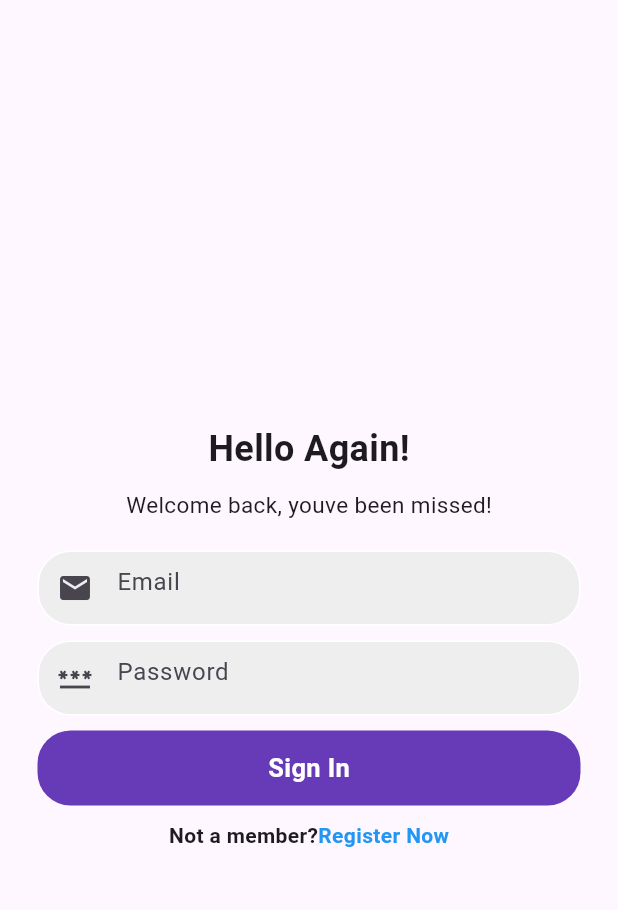
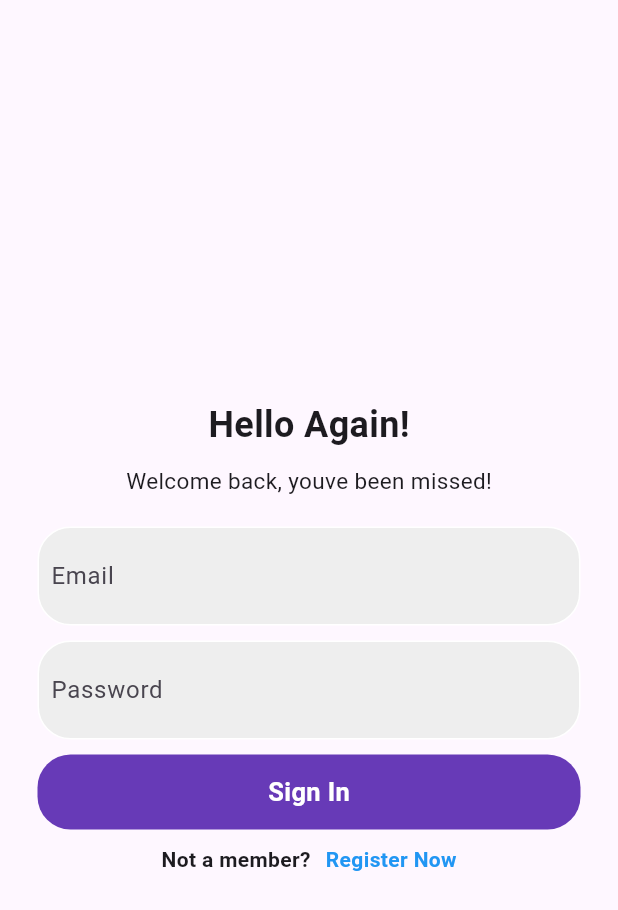
Before and after one commit to raj-26/Login-Page, a Flutter app: the screen it shows after launch, on a phone screen of 412 x 824 dp. Shown: the top 910 px of the screen. Run offline on Flutter 3.47's test engine with Material 3 defaults, Android fonts, the phone set to English and light mode, and no system bars; our stand-ins replace firebase_auth, firebase_core; accounts and stored records are empty; generated files the repository leaves out were written again.

Commit message:
login page

```diff
--- a/lib/Login_page.dart
+++ /dev/null
@@ -1,105 +0,0 @@
-import 'package:flutter/material.dart';
-
-class LoginPage extends StatefulWidget {
-  const LoginPage({super.key});
-
-  @override
-  State<LoginPage> createState() => _LoginPageState();
-}
-
-class _LoginPageState extends State<LoginPage> {
-  @override
-  Widget build(BuildContext context) {
-    return SafeArea(
-      child: Scaffold(
-        body: Center(
-          child: Column(
-            mainAxisAlignment: MainAxisAlignment.center,
-            children: [
-              SizedBox(height: 25),
-              Text('Hello Again!',
-              style: TextStyle(fontSize: 24,fontWeight: FontWeight.bold),
-              ),
-              SizedBox(height: 10),
-              Text('Welcome back, you''ve been missed!',
-              style: TextStyle(fontSize: 15),
-              ),
-              SizedBox(height: 20),
-              Padding(
-                padding: const EdgeInsets.symmetric(horizontal: 25.0),
-                child: Container(
-                  decoration: BoxDecoration(
-                    borderRadius: BorderRadius.circular(22),
-                    color: Colors.grey[200],
-                    border: Border.all(color: Colors.white),
-                  ),
-                  child: TextField(
-                    decoration: InputDecoration(
-                      border: InputBorder.none,
-                      hintText: 'Email',
-                      prefixIcon: Icon(Icons.email),
-                    ),
-                  ),
-                ),
-              ),
-              SizedBox(height: 10),
-              Padding(
-                padding: const EdgeInsets.symmetric(horizontal: 25.0),
-                child: Container(
-                  decoration: BoxDecoration(
-                    borderRadius: BorderRadius.circular(22),
-                    color: Colors.grey[200],
-                    border: Border.all(color: Colors.white),
-                  ),
-                  child: TextField(
-                    obscureText: true,
-                    decoration: InputDecoration(
-                      border: InputBorder.none,
-                      hintText: 'Password',
-                      prefixIcon: Icon(Icons.password),
-                    ),
-                  ),
-                ),
-              ),
-              SizedBox(height: 10),
-              Padding(
-                padding: const EdgeInsets.symmetric(horizontal: 25.0),
-                child: Container(
-                  height: 50,
-                  decoration: BoxDecoration(
-                    borderRadius: BorderRadius.circular(22),
-                    color: Colors.deepPurple,
-                    // border: Border.all(color: Colors.white),
-                  ),
-                  child: Center(
-                    child: Text(
-                      'Sign In',
-                      style: TextStyle(
-                        fontSize: 17, color: Colors.white,fontWeight: FontWeight.bold
-                      ),
-                    ),
-                  ),
-                ),
-              ),
-              SizedBox(height: 10),
-              Row(
-                mainAxisAlignment: MainAxisAlignment.center,
-                children: [
-                  Text('Not a member?',
-                  style: TextStyle(fontWeight: FontWeight.bold),
-                  ),
-                  Text('Register Now',
-                  style: TextStyle(color: Colors.blue,fontWeight: FontWeight.bold),
-                  ),
-                ],
-              )
-
-
-            ],
-          ),
-        ),
-
-      ),
-    );
-  }
-}
--- /dev/null
+++ b/lib/auth/auth_page.dart
@@ -0,0 +1,32 @@
+import 'package:flutter/material.dart';
+import 'package:loginpage_dart/Signup.dart';
+import 'package:loginpage_dart/pages/Login_page.dart';
+
+class AuthPage extends StatefulWidget {
+  const AuthPage({super.key});
+
+  @override
+  State<AuthPage> createState() => _AuthPageState();
+}
+
+class _AuthPageState extends State<AuthPage> {
+
+  // initally, show the login page
+  bool showLoginPage = true;
+
+  void toggleScreen(){
+    setState(() {
+      showLoginPage = !showLoginPage;
+    });
+  }
+
+  @override
+  Widget build(BuildContext context) {
+    if (showLoginPage) {
+      return LoginPage(showSignUpPage: toggleScreen);
+    }
+    else {
+      return SignUpPage(showLoginPage: toggleScreen);
+    }
+  }
+}
--- /dev/null
+++ b/lib/auth/mainpage.dart
@@ -0,0 +1,26 @@
+import 'package:firebase_auth/firebase_auth.dart';
+import 'package:flutter/material.dart';
+import 'package:loginpage_dart/pages/Login_page.dart';
+import '../pages/Homepage.dart';
+import 'auth_page.dart';
+
+class MainPage extends StatelessWidget {
+  const MainPage({super.key});
+
+  @override
+  Widget build(BuildContext context) {
+    return Scaffold(
+      body: StreamBuilder<User?>(
+        stream: FirebaseAuth.instance.authStateChanges(),
+        builder: (context, snapshot) {
+          if (snapshot.hasData) {
+            return HomePage();
+          }
+          else {
+            return AuthPage();
+          }
+        },
+      ),
+    );
+  }
+}
--- a/lib/main.dart
+++ b/lib/main.dart
@@ -1,9 +1,17 @@
 import 'package:flutter/material.dart';
-import 'Login_page.dart';
+import 'package:loginpage_dart/auth/mainpage.dart';
+import 'pages/Login_page.dart';
+import 'package:firebase_core/firebase_core.dart';
+import 'firebase_options.dart';
 
-void main(){
+Future<void> main() async {
+  WidgetsFlutterBinding.ensureInitialized();
+  await Firebase.initializeApp(
+    options: DefaultFirebaseOptions.currentPlatform,
+  );
   runApp(MyApp());
 }
+
 
 class MyApp extends StatelessWidget {
   const MyApp({super.key});
@@ -12,7 +20,7 @@ class MyApp extends StatelessWidget {
   Widget build(BuildContext context) {
     return MaterialApp(
       debugShowCheckedModeBanner: false,
-      home: LoginPage(),
+      home: MainPage(),
     );
   }
 }
--- /dev/null
+++ b/lib/pages/Login_page.dart
@@ -0,0 +1,147 @@
+import 'package:flutter/material.dart';
+import 'package:firebase_auth/firebase_auth.dart';
+import 'package:loginpage_dart/Signup.dart';
+
+class LoginPage extends StatefulWidget {
+  final VoidCallback showSignUpPage;
+  const LoginPage({super.key, required this.showSignUpPage});
+
+  @override
+  State<LoginPage> createState() => _LoginPageState();
+}
+
+class _LoginPageState extends State<LoginPage> {
+
+  // test controllers
+  final _emailController = TextEditingController();
+  final _passwordController = TextEditingController();
+
+  Future signIn() async {
+    await FirebaseAuth.instance.signInWithEmailAndPassword(
+  email: _emailController.text.trim(),
+  password: _passwordController.text.trim(),
+  );
+}
+
+// dispose items when not in use
+@override
+  void dispose() {
+    _emailController.dispose();
+    _passwordController.dispose();
+    super.dispose();
+  }
+
+  @override
+  Widget build(BuildContext context) {
+    return SafeArea(
+      child: Scaffold(
+        body: Center(
+          child: Column(
+            mainAxisAlignment: MainAxisAlignment.center,
+            children: [
+              SizedBox(height: 25),
+              Text('Hello Again!',
+              style: TextStyle(fontSize: 24,fontWeight: FontWeight.bold),
+              ),
+              SizedBox(height: 10),
+              Text('Welcome back, you''ve been missed!',
+              style: TextStyle(fontSize: 15),
+              ),
+              SizedBox(height: 20),
+              Padding(
+                padding: const EdgeInsets.symmetric(horizontal: 25.0),
+                child: Container(
+                  decoration: BoxDecoration(
+                    borderRadius: BorderRadius.circular(22),
+                    color: Colors.grey[200],
+                    border: Border.all(color: Colors.white),
+                  ),
+                  child: Padding(
+                    padding: const EdgeInsets.all(8.0),
+                    child: TextField(
+                      controller: _emailController,
+                      decoration: InputDecoration(
+                        border: InputBorder.none,
+                        hintText: 'Email',
+                        // prefixIcon: Icon(Icons.email),
+                      ),
+                    ),
+                  ),
+                ),
+              ),
+              SizedBox(height: 10),
+              Padding(
+                padding: const EdgeInsets.symmetric(horizontal: 25.0),
+                child: Container(
+                  decoration: BoxDecoration(
+                    borderRadius: BorderRadius.circular(22),
+                    color: Colors.grey[200],
+                    border: Border.all(color: Colors.white),
+                  ),
+                  child: Padding(
+                    padding: const EdgeInsets.all(8.0),
+                    child: TextField(
+                      controller: _passwordController,
+                      obscureText: true,
+                      decoration: InputDecoration(
+                        border: InputBorder.none,
+                        hintText: 'Password',
+                        // prefixIcon: Icon(Icons.password),
+                      ),
+                    ),
+                  ),
+                ),
+              ),
+
+              // sign in button
+              SizedBox(height: 10),
+              Padding(
+                padding: const EdgeInsets.symmetric(horizontal: 25.0),
+                child: GestureDetector(
+                  onTap: signIn,
+                  child: Container(
+                    height: 50,
+                    decoration: BoxDecoration(
+                      borderRadius: BorderRadius.circular(22),
+                      color: Colors.deepPurple,
+                      // border: Border.all(color: Colors.white),
+                    ),
+                    child: Center(
+                      child: Text(
+                        'Sign In',
+                        style: TextStyle(
+                          fontSize: 17, color: Colors.white,fontWeight: FontWeight.bold
+                        ),
+                      ),
+                    ),
+                  ),
+                ),
+              ),
+              SizedBox(height: 10),
+              Row(
+                mainAxisAlignment: MainAxisAlignment.center,
+                children: [
+                  Text('Not a member?',
+                  style: TextStyle(fontWeight: FontWeight.bold),
+                  ),
+                  SizedBox(
+                    width: 10,
+                  ),
+                  GestureDetector(
+                    onTap: widget.showSignUpPage,
+                    child: Text('Register Now',
+                    style: TextStyle(color: Colors.blue,fontWeight: FontWeight.bold),
+                    ),
+                  ),
+                ],
+              )
+
+
+            ],
+          ),
+        ),
+
+      ),
+    );
+  }
+}
--- a/pubspec.yaml
+++ b/pubspec.yaml
@@ -35,6 +35,8 @@ dependencies:
   # The following adds the Cupertino Icons font to your application.
   # Use with the CupertinoIcons class for iOS style icons.
   cupertino_icons: ^1.0.2
+  firebase_core: ^2.22.0
+  firebase_auth: ^4.17.4
 
 dev_dependencies:
   flutter_test:
```
Also changed, not shown: lib/Signup.dart (added, +341 -0 lines), lib/pages/Homepage.dart (added, +37 -0 lines), pubspec.lock, 3 other files.
